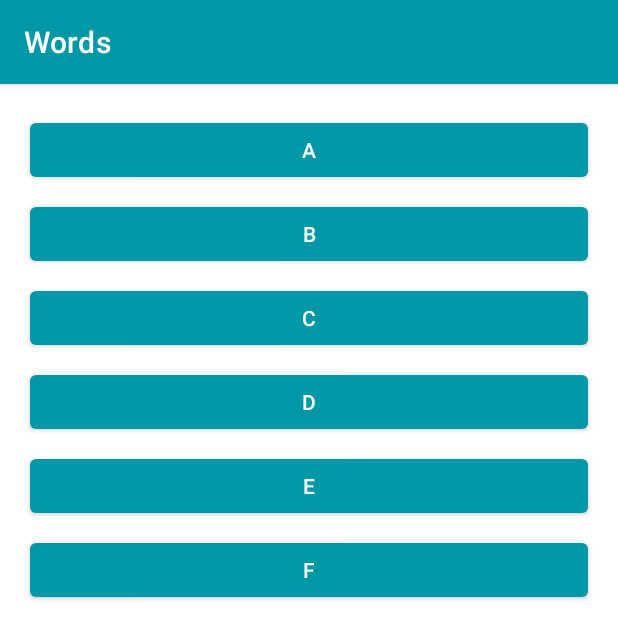
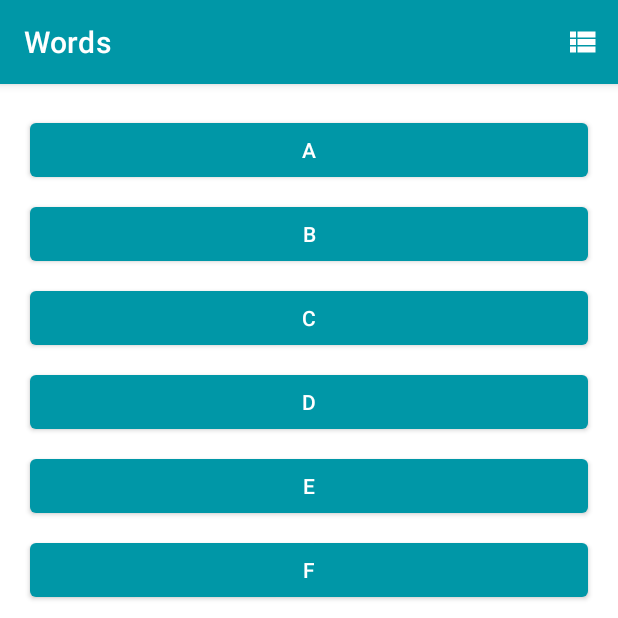
Before and after one commit to shoumik310/Kotlin-Practice, an Android app: the screen it shows after launch (MainActivity), on a phone screen of 412 x 824 dp, the top half of it. Run offline under Robolectric (Android 15) with nearby library versions, the phone set to English and light mode, and no system bars; 1 statement that could not run was skipped.

Commit message:
Added menu to toggle layouts

```diff
--- a/Navigation/Kotlin-Words/app/src/main/java/com/example/wordsapp/MainActivity.kt
+++ b/Navigation/Kotlin-Words/app/src/main/java/com/example/wordsapp/MainActivity.kt
@@ -16,7 +16,11 @@
 package com.example.wordsapp
 
 import android.os.Bundle
+import android.view.Menu
+import android.view.MenuItem
 import androidx.appcompat.app.AppCompatActivity
+import androidx.core.content.ContextCompat
+import androidx.recyclerview.widget.GridLayoutManager
 import androidx.recyclerview.widget.LinearLayoutManager
 import androidx.recyclerview.widget.RecyclerView
 import com.example.wordsapp.databinding.ActivityMainBinding
@@ -27,6 +31,9 @@ import com.example.wordsapp.databinding.ActivityMainBinding
 class MainActivity : AppCompatActivity() {
     private lateinit var recyclerView: RecyclerView
 
+    // Keeps track of which LayoutManager is in use for the [RecyclerView]
+    private var isLinearLayoutManager = true
+
     override fun onCreate(savedInstanceState: Bundle?) {
         super.onCreate(savedInstanceState)
 
@@ -34,9 +41,73 @@ class MainActivity : AppCompatActivity() {
         setContentView(binding.root)
 
         recyclerView = binding.recyclerView
+
         // Sets the LinearLayoutManager of the recyclerview
-        recyclerView.layoutManager = LinearLayoutManager(this)
+        chooseLayout()
+
+        // Sets the LinearLayoutManager of the recyclerview
+//        recyclerView.layoutManager = LinearLayoutManager(this)
+//        recyclerView.adapter = LetterAdapter()
+
+    }
+
+    /**
+     * Sets the LayoutManager for the [RecyclerView] based on the desired orientation of the list.
+     */
+    private fun chooseLayout() {
+        if (isLinearLayoutManager) {
+            recyclerView.layoutManager = LinearLayoutManager(this)
+        } else {
+            recyclerView.layoutManager = GridLayoutManager(this, 4)
+        }
         recyclerView.adapter = LetterAdapter()
     }
 
+    private fun setIcon(menuItem: MenuItem?) {
+        if (menuItem == null) return
+
+        // Set the drawable for the menu icon based on which LayoutManager is currently in use
+
+        // An if-clause can be used on the right side of an assignment if all paths return a value.
+        // The following code is equivalent to
+        // if (isLinearLayoutManager)
+        //     menu.icon = ContextCompat.getDrawable(this, R.drawable.ic_grid_layout)
+        // else menu.icon = ContextCompat.getDrawable(this, R.drawable.ic_linear_layout)
+        menuItem.icon =
+            if (isLinearLayoutManager)
+                ContextCompat.getDrawable(this, R.drawable.ic_linear_layout)
+            else
+                ContextCompat.getDrawable(this, R.drawable.ic_grid_layout)
+    }
+
+    override fun onCreateOptionsMenu(menu: Menu?): Boolean {
+        menuInflater.inflate(R.menu.layout_menu,menu)
+
+        val layoutButton = menu?.getItem(R.id.action_switch_layout)
+        // Calls code to set the icon based on the LinearLayoutManager of the RecyclerView
+        setIcon(layoutButton)
+
+        return true
+    }
+
+    override fun onOptionsItemSelected(item: MenuItem): Boolean {
+        return when(item.itemId) {
+            R.id.action_switch_layout -> {
+                // Sets isLinearLayoutManager (a Boolean) to the opposite value
+                isLinearLayoutManager = !isLinearLayoutManager
+                // Sets layout and icon
+                chooseLayout()
+                setIcon(item)
+
+                return true
+            }
+            //  Otherwise, do nothing and use the core event handling
+
+            // when clauses require that all possible paths be accounted for explicitly,
+            //  for instance both the true and false cases if the value is a Boolean,
+            //  or an else to catch all unhandled cases.
+            else -> super.onOptionsItemSelected(item)
+        }
+    }
+
 }
--- /dev/null
+++ b/Navigation/Kotlin-Words/app/src/main/res/drawable/ic_grid_layout.xml
@@ -0,0 +1,10 @@
+<vector xmlns:android="http://schemas.android.com/apk/res/android"
+    android:width="24dp"
+    android:height="24dp"
+    android:viewportWidth="24"
+    android:viewportHeight="24"
+    android:tint="?attr/colorControlNormal">
+  <path
+      android:fillColor="@android:color/white"
+      android:pathData="M4,11h5L9,5L4,5v6zM4,18h5v-6L4,12v6zM10,18h5v-6h-5v6zM16,18h5v-6h-5v6zM10,11h5L15,5h-5v6zM16,5v6h5L21,5h-5z"/>
+</vector>
--- /dev/null
+++ b/Navigation/Kotlin-Words/app/src/main/res/drawable/ic_linear_layout.xml
@@ -0,0 +1,10 @@
+<vector xmlns:android="http://schemas.android.com/apk/res/android"
+    android:width="24dp"
+    android:height="24dp"
+    android:viewportWidth="24"
+    android:viewportHeight="24"
+    android:tint="?attr/colorControlNormal">
+  <path
+      android:fillColor="@android:color/white"
+      android:pathData="M4,14h4v-4L4,10v4zM4,19h4v-4L4,15v4zM4,9h4L8,5L4,5v4zM9,14h12v-4L9,10v4zM9,19h12v-4L9,15v4zM9,5v4h12L21,5L9,5z"/>
+</vector>
--- /dev/null
+++ b/Navigation/Kotlin-Words/app/src/main/res/menu/layout_menu.xml
@@ -0,0 +1,9 @@
+<?xml version="1.0" encoding="utf-8"?>
+<menu xmlns:android="http://schemas.android.com/apk/res/android"
+    xmlns:app="http://schemas.android.com/apk/res-auto">
+    <item
+        android:id="@+id/action_switch_layout"
+        android:icon="@drawable/ic_linear_layout"
+        android:title="@string/action_switch_layout"
+        app:showAsAction="always" />
+</menu>
```
